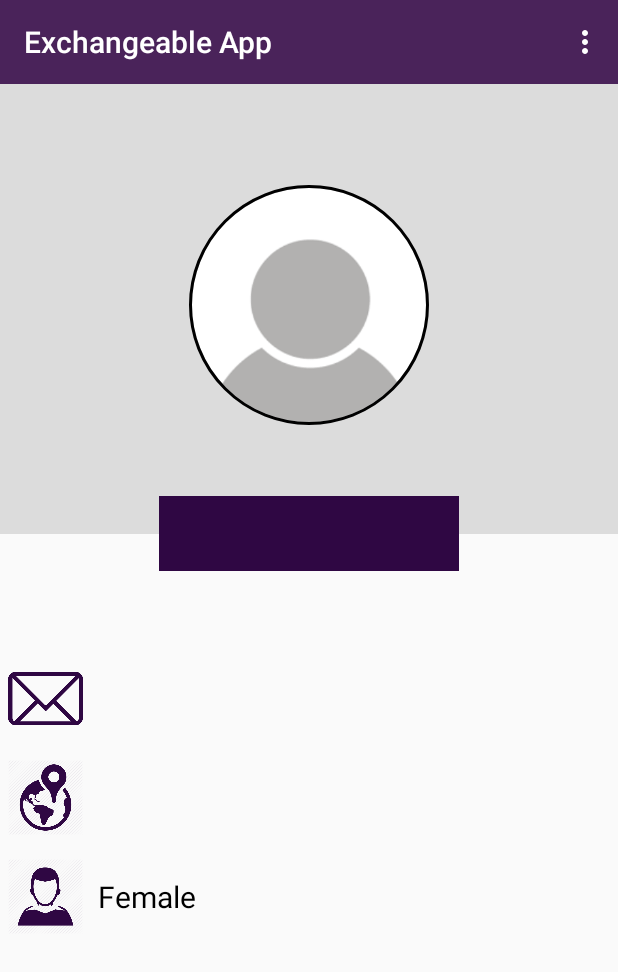
After one commit to Ayaahmed96/ExchangeApp, an Android app: the ProfileActivity screen opened directly, with no data from a screen before it, on a phone screen of 412 x 824 dp. The commit adds this screen. Shown: the top 972 px of the screen. Run offline under Robolectric (Android 15) with nearby library versions, the phone set to English and light mode, and no system bars; our stand-ins replace CircleImageView, Firebase (no records; nobody signed in at launch, a user with empty details on screens opened directly); 6 statements that could not run were skipped.

Commit message:
second update

```diff
--- a/app/src/main/java/com/example/exchangeapp/LoginActivity.java
+++ b/app/src/main/java/com/example/exchangeapp/LoginActivity.java
@@ -74,15 +74,7 @@ public class LoginActivity extends AppCompatActivity {
 
     }
 
-    @Override
-    public void onStart() {
-        super.onStart();
-        FirebaseUser currentUser = mAuth.getCurrentUser();
-        if(currentUser!=null){
-            GoHome();
-        }
 
-    }
     private boolean validate(){
         boolean valid=true;
         Email=login_email.getText().toString().trim();
@@ -111,6 +103,7 @@ public class LoginActivity extends AppCompatActivity {
 
     private void GoHome(){
         Intent login_main=new Intent(LoginActivity.this,MainActivity.class);
+        login_main.addFlags(Intent.FLAG_ACTIVITY_NEW_TASK |Intent.FLAG_ACTIVITY_CLEAR_TASK);
         startActivity(login_main);
         finish();
     }
--- a/app/src/main/java/com/example/exchangeapp/MainActivity.java
+++ b/app/src/main/java/com/example/exchangeapp/MainActivity.java
@@ -58,7 +58,8 @@ public class MainActivity extends AppCompatActivity {
             GoAddProductPage();
 
         }
-        else if(item.getItemId()==R.id.settingstOption_Id){
+        else if(item.getItemId()==R.id.profileOption_id){
+            GoProfile();
 
         }
         else if(item.getItemId()==R.id.logoutOption_Id){
@@ -163,4 +164,9 @@ public class MainActivity extends AppCompatActivity {
         });
 
     }
+    private void GoProfile(){
+        Intent profile=new Intent(MainActivity.this,ProfileActivity.class);
+        startActivity(profile);
+        finish();
+    }
 }
--- /dev/null
+++ b/app/src/main/java/com/example/exchangeapp/ProfileActivity.java
@@ -0,0 +1,128 @@
+package com.example.exchangeapp;
+
+import android.graphics.Bitmap;
+import android.graphics.BitmapFactory;
+import android.support.annotation.NonNull;
+import android.support.v7.app.AppCompatActivity;
+import android.os.Bundle;
+import android.support.v7.widget.Toolbar;
+import android.view.Menu;
+import android.view.MenuItem;
+import android.widget.TextView;
+
+import com.google.android.gms.tasks.OnSuccessListener;
+import com.google.firebase.auth.FirebaseAuth;
+import com.google.firebase.database.DataSnapshot;
+import com.google.firebase.database.DatabaseError;
+import com.google.firebase.database.DatabaseReference;
+import com.google.firebase.database.FirebaseDatabase;
+import com.google.firebase.database.ValueEventListener;
+import com.google.firebase.storage.FirebaseStorage;
+import com.google.firebase.storage.StorageReference;
+
+import de.hdodenhof.circleimageview.CircleImageView;
+
+public class ProfileActivity extends AppCompatActivity {
+    private FirebaseAuth mAuth;
+    FirebaseDatabase database = FirebaseDatabase.getInstance();
+    DatabaseReference UserRef = database.getReference("Users");
+    private TextView name;
+    private TextView email;
+    private TextView location;
+    private TextView gender;
+    private TextView statue;
+    private CircleImageView profile_image;
+    private StorageReference mStorageRef;
+    final long ONE_MEGABYTE = 1024 * 1024;
+    private Toolbar maintoolbar;
+
+    @Override
+    protected void onCreate(Bundle savedInstanceState) {
+        super.onCreate(savedInstanceState);
+        setContentView(R.layout.activity_profile);
+
+        getAttributes();
+        GetProfileDate();
+
+    }
+
+    private void getAttributes(){
+        mAuth = FirebaseAuth.getInstance();
+        maintoolbar=(Toolbar)findViewById(R.id.toolbar_Id);
+        setSupportActionBar(maintoolbar);
+        getSupportActionBar().setTitle("Exchangeable App");
+        mStorageRef = FirebaseStorage.getInstance().getReference("UserImages/");
+        name=(TextView) findViewById(R.id.profile_name);
+        email=(TextView)findViewById(R.id.profile_email);
+        location=(TextView)findViewById(R.id.profile_location);
+        gender=(TextView)findViewById(R.id.profile_gender);
+        statue=(TextView)findViewById(R.id.statue);
+        profile_image=(CircleImageView)findViewById(R.id.profile_image);
+
+    }
+    private void GetProfileDate(){
+        if(mAuth.getCurrentUser()!=null) {
+            UserRef.child(mAuth.getCurrentUser().getUid()).addValueEventListener(new ValueEventListener() {
+                @Override
+                public void onDataChange(@NonNull DataSnapshot dataSnapshot) {
+                    Users user=dataSnapshot.getValue(Users.class);
+                    name.setText(user.getUsername());
+                    email.setText(user.getUserEmail());
+                    location.setText(user.getLocation());
+                    if(user.getProfile_pic_id()!=null){
+                        mStorageRef.child(user.getProfile_pic_id()).getBytes(ONE_MEGABYTE).addOnSuccessListener(new OnSuccessListener<byte[]>() {
+                            @Override
+                            public void onSuccess(byte[] bytes) {
+                                final Bitmap bm = BitmapFactory.decodeByteArray(bytes, 0, bytes.length);
+                                profile_image.setImageBitmap(bm);
+
+                            }
+                        });
+                    }
+                    if(user.getStatue()!=null){
+                        statue.setText(user.getStatue());
+                    }
+                    if(user.isGender()==true){
+                        gender.setText("Male");
+                    }
+                    else{
+                        gender.setText("Female");
+                    }
+
+
+
+
+                }
+
+                @Override
+                public void onCancelled(@NonNull DatabaseError databaseError) {
+
+                }
+            });
+        }
+    }
+
+    @Override
+    public boolean onCreateOptionsMenu(Menu menu) {
+        super.onCreateOptionsMenu(menu);
+        getMenuInflater().inflate(R.menu.profile_menu,menu);
+        return true;
+    }
+
+    @Override
+    public boolean onOptionsItemSelected(MenuItem item) {
+         super.onOptionsItemSelected(item);
+        if(item.getItemId()==R.id.updateprofile_option){
+
+        }
+        else if(item.getItemId()==R.id.updatestatus_option){
+
+
+        }
+        else if(item.getItemId()==R.id.changepassword_option){
+
+        }
+
+        return true;
+    }
+}
--- a/app/src/main/java/com/example/exchangeapp/SignupActivity.java
+++ b/app/src/main/java/com/example/exchangeapp/SignupActivity.java
@@ -63,7 +63,6 @@ public class SignupActivity extends AppCompatActivity {
     private String name,Email,password,Reenterpass,Addresse;
     FirebaseDatabase database = FirebaseDatabase.getInstance();
     DatabaseReference UserRef = database.getReference("Users");
-    DatabaseReference galleryRef = database.getReference("Gallery");
     private Spinner spinner1;
     String[] cities = new String[]{"Cairo", "Alexandria", "Giza","Port Said","Suez","Luxor","al-Mansura","El-Mahalla El-Kubra","Tanta","Asyut",
             "tIsmailia","Fayyum","Zagazig"," Aswan","Damietta","Damanhur","al-Minya","Beni Suef"," Qena","Sohag","Hurghada","6th of October City","Shibin El Kom",
@@ -199,6 +198,7 @@ public class SignupActivity extends AppCompatActivity {
 
     private  void Go_to_main(){
         Intent signup_main=new Intent(SignupActivity.this,MainActivity.class);
+        signup_main.addFlags(Intent.FLAG_ACTIVITY_NEW_TASK |Intent.FLAG_ACTIVITY_CLEAR_TASK);
         startActivity(signup_main);
         finish();
     }
--- a/app/src/main/java/com/example/exchangeapp/Users.java
+++ b/app/src/main/java/com/example/exchangeapp/Users.java
@@ -9,6 +9,7 @@ public class Users {
     private String location;
     private boolean gender;
     private String profile_pic_id;
+    private String statue;
 
 
     public Users(String username, String userEmail, String userPassword, String location, boolean gender, String profile_pic_id) {
@@ -23,6 +24,14 @@ public class Users {
 
     public Users(){
 
+    }
+
+    public void setStatue(String statue) {
+        this.statue = statue;
+    }
+
+    public String getStatue() {
+        return statue;
     }
 
     public String getUserEmail() {
--- /dev/null
+++ b/app/src/main/res/drawable/button.xml
@@ -0,0 +1,7 @@
+<?xml version="1.0" encoding="utf-8"?>
+<shape xmlns:android="http://schemas.android.com/apk/res/android">
+    <solid android:color="@color/colorPrimaryDark">
+
+    </solid>
+
+</shape>
--- /dev/null
+++ b/app/src/main/res/drawable/input.xml
@@ -0,0 +1,8 @@
+<?xml version="1.0" encoding="utf-8"?>
+<shape xmlns:android="http://schemas.android.com/apk/res/android">
+    <stroke
+        android:color="#fff"
+        android:width="5dp"
+        ></stroke>
+
+</shape>
--- /dev/null
+++ b/app/src/main/res/layout/activity_profile.xml
@@ -0,0 +1,118 @@
+<?xml version="1.0" encoding="utf-8"?>
+<LinearLayout xmlns:android="http://schemas.android.com/apk/res/android"
+    xmlns:app="http://schemas.android.com/apk/res-auto"
+    xmlns:tools="http://schemas.android.com/tools"
+    android:layout_width="match_parent"
+    android:layout_height="match_parent"
+    android:orientation="vertical"
+    tools:context=".ProfileActivity">
+    <include
+        android:id="@+id/toolbar_Id"
+        layout="@layout/app_toolbar">
+    </include>
+
+    <LinearLayout
+        android:layout_width="match_parent"
+        android:layout_height="300dp"
+        android:gravity="center"
+        android:orientation="vertical"
+        android:background="@color/colorAccent">
+        <de.hdodenhof.circleimageview.CircleImageView
+            xmlns:app="http://schemas.android.com/apk/res-auto"
+            android:id="@+id/profile_image"
+            android:layout_width="160dp"
+            android:layout_height="160dp"
+            android:src="@drawable/defaultprofile"
+            app:civ_border_width="2dp"
+            app:civ_border_color="#FF000000"
+            android:layout_marginBottom="5dp"
+            android:scaleType="centerCrop"/>
+
+
+    </LinearLayout>
+    <TextView
+        android:id="@+id/profile_name"
+        android:layout_width="wrap_content"
+        android:padding="10dp"
+        android:layout_height="50dp"
+        android:layout_gravity="center"
+        android:textColor="#fff"
+        android:textSize="25sp"
+        android:textStyle="bold"
+        android:minWidth="200dp"
+        android:background="@color/colorPrimaryDark"
+        android:gravity="center"
+        android:layout_marginTop="-25dp"/>
+    <TextView
+        android:id="@+id/statue"
+        android:layout_width="wrap_content"
+        android:padding="10dp"
+        android:layout_height="wrap_content"
+        android:layout_gravity="center"
+        android:textColor="#000"
+        android:textSize="18sp"
+        android:textStyle="bold"
+        android:gravity="center" />
+    <LinearLayout
+        android:layout_width="match_parent"
+        android:layout_height="wrap_content"
+        android:orientation="horizontal"
+        android:layout_marginTop="10dp"
+        android:padding="5dp">
+        <ImageView
+            android:layout_width="50dp"
+            android:layout_height="50dp"
+            android:src="@drawable/useremail"
+            android:tint="@color/colorPrimaryDark"/>
+        <TextView
+            android:id="@+id/profile_email"
+            android:layout_width="wrap_content"
+            android:padding="10dp"
+            android:layout_height="wrap_content"
+            android:layout_gravity="center"
+            android:textColor="#000"
+            android:textSize="20sp" />
+    </LinearLayout>
+    <LinearLayout
+        android:layout_width="match_parent"
+        android:layout_height="wrap_content"
+        android:orientation="horizontal"
+        android:layout_marginTop="5dp"
+        android:padding="5dp">
+        <ImageView
+            android:layout_width="50dp"
+            android:layout_height="50dp"
+            android:src="@drawable/addresse2"
+            android:tint="@color/colorPrimaryDark"/>
+        <TextView
+            android:id="@+id/profile_location"
+            android:layout_width="wrap_content"
+            android:padding="10dp"
+            android:layout_height="wrap_content"
+            android:layout_gravity="center"
+            android:textColor="#000"
+            android:textSize="20sp" />
+    </LinearLayout>
+    <LinearLayout
+        android:layout_width="match_parent"
+        android:layout_height="wrap_content"
+        android:orientation="horizontal"
+        android:layout_marginTop="5dp"
+        android:padding="5dp">
+        <ImageView
+            android:layout_width="50dp"
+            android:layout_height="50dp"
+            android:src="@drawable/gender"
+            android:tint="@color/colorPrimaryDark"/>
+        <TextView
+            android:id="@+id/profile_gender"
+            android:layout_width="wrap_content"
+            android:padding="10dp"
+            android:layout_height="wrap_content"
+            android:layout_gravity="center"
+            android:textColor="#000"
+            android:textSize="20sp" />
+    </LinearLayout>
+
+
+</LinearLayout>
--- a/app/src/main/res/menu/option_menu.xml
+++ b/app/src/main/res/menu/option_menu.xml
@@ -10,8 +10,8 @@
         android:title="Add new Product"
         app:showAsAction="never"></item>
     <item
-        android:id="@+id/settingstOption_Id"
-        android:title="Settings"
+        android:id="@+id/profileOption_id"
+        android:title="My profile"
         app:showAsAction="never"></item>
     <item
         android:id="@+id/logoutOption_Id"
--- /dev/null
+++ b/app/src/main/res/menu/profile_menu.xml
@@ -0,0 +1,22 @@
+<?xml version="1.0" encoding="utf-8"?>
+<menu xmlns:android="http://schemas.android.com/apk/res/android"
+    xmlns:app="http://schemas.android.com/apk/res-auto">
+<item
+    android:id="@+id/updateprofile_option"
+    app:showAsAction="never"
+    android:title="Update profile">
+
+</item>
+    <item
+        android:id="@+id/updatestatus_option"
+        app:showAsAction="never"
+        android:title="Update Status">
+
+    </item>
+    <item
+        android:id="@+id/changepassword_option"
+        app:showAsAction="never"
+        android:title="Change password">
+
+    </item>
+</menu>
```
Also changed, not shown: app/src/main/AndroidManifest.xml (+2 -5 lines), app/src/main/res/drawable/addresse2.png (added), app/src/main/res/drawable/gender.png (added).
